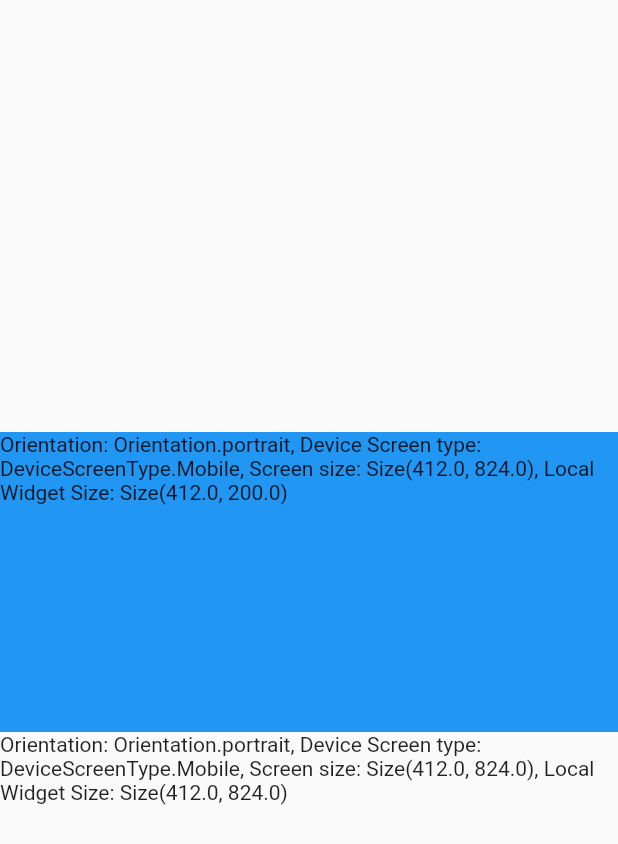
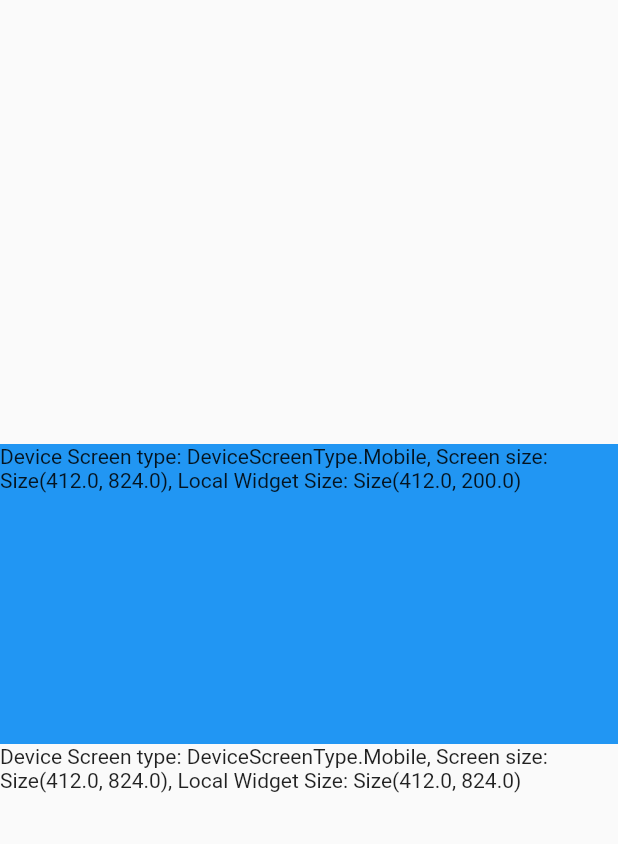
Before and after one commit to g-chandran/flutter_responsive_ui, a Flutter app: the screen it shows after launch, on a phone screen of 412 x 824 dp. Shown: the top 844 px of the screen. Run offline on Flutter 3.47's test engine with Material 2 defaults, Android fonts, the phone set to English and light mode, and no system bars; our stand-ins replace device_preview.

Commit message:
Initial Setup and corrections for Part 2

```diff
--- a/lib/ui/base_widget.dart
+++ b/lib/responsive/responsive_builder.dart
@@ -3,24 +3,21 @@ import 'package:flutter_responsive_test/utils/ui_utils.dart';
 
 import 'sizing_information.dart';
 
-class BaseWidget extends StatelessWidget {
+class ResponsiveBuilder extends StatelessWidget {
   final Widget Function(
       BuildContext context, SizingInformation sizingInformation) builder;
-  BaseWidget({this.builder});
+  ResponsiveBuilder({this.builder});
   @override
   Widget build(BuildContext context) {
     var mediaQuery = MediaQuery.of(context);
 
     return LayoutBuilder(builder: (context, boxConstraints) {
       var sizingInformation = SizingInformation(
-        orientation: mediaQuery.orientation,
         deviceScreenType: getDeviceScreenType(mediaQuery),
         screenSize: mediaQuery.size,
         localWidgetSize:
             Size(boxConstraints.maxWidth, boxConstraints.maxHeight),
       );
-      print(sizingInformation.localWidgetSize);
-      print(sizingInformation.toString());
       return builder(context, sizingInformation);
     });
   }
--- /dev/null
+++ b/lib/responsive/sizing_information.dart
@@ -0,0 +1,17 @@
+import 'package:flutter/material.dart';
+
+import '../enums/device_screen_type.dart';
+
+class SizingInformation {
+  final DeviceScreenType deviceScreenType;
+  final Size screenSize;
+  final Size localWidgetSize;
+
+  SizingInformation(
+      {this.deviceScreenType, this.screenSize, this.localWidgetSize});
+
+  @override
+  String toString() {
+    return 'Device Screen type: $deviceScreenType, Screen size: $screenSize, Local Widget Size: $localWidgetSize';
+  }
+}
--- a/lib/ui/sizing_information.dart
+++ /dev/null
@@ -1,21 +0,0 @@
-import 'package:flutter/material.dart';
-
-import '../enums/device_screen_type.dart';
-
-class SizingInformation {
-  final Orientation orientation;
-  final DeviceScreenType deviceScreenType;
-  final Size screenSize;
-  final Size localWidgetSize;
-
-  SizingInformation(
-      {this.orientation,
-      this.deviceScreenType,
-      this.screenSize,
-      this.localWidgetSize});
-
-  @override
-  String toString() {
-    return 'Orientation: $orientation, Device Screen type: $deviceScreenType, Screen size: $screenSize, Local Widget Size: $localWidgetSize';
-  }
-}
--- a/lib/ui/views/home_view.dart
+++ b/lib/ui/views/home_view.dart
@@ -1,11 +1,11 @@
 import 'package:flutter/material.dart';
 
-import '../base_widget.dart';
+import '../../responsive/responsive_builder.dart';
 
 class HomeView extends StatelessWidget {
   @override
   Widget build(BuildContext context) {
-    return BaseWidget(
+    return ResponsiveBuilder(
       builder: (context, sizingInformation) {
         return Scaffold(
           body: Center(
@@ -15,7 +15,7 @@ class HomeView extends StatelessWidget {
                 Container(
                     color: Colors.blue,
                     height: 200,
-                    child: BaseWidget(
+                    child: ResponsiveBuilder(
                       builder: (context, sizingInformation) =>
                           Text(sizingInformation.toString()),
                     )),
```
